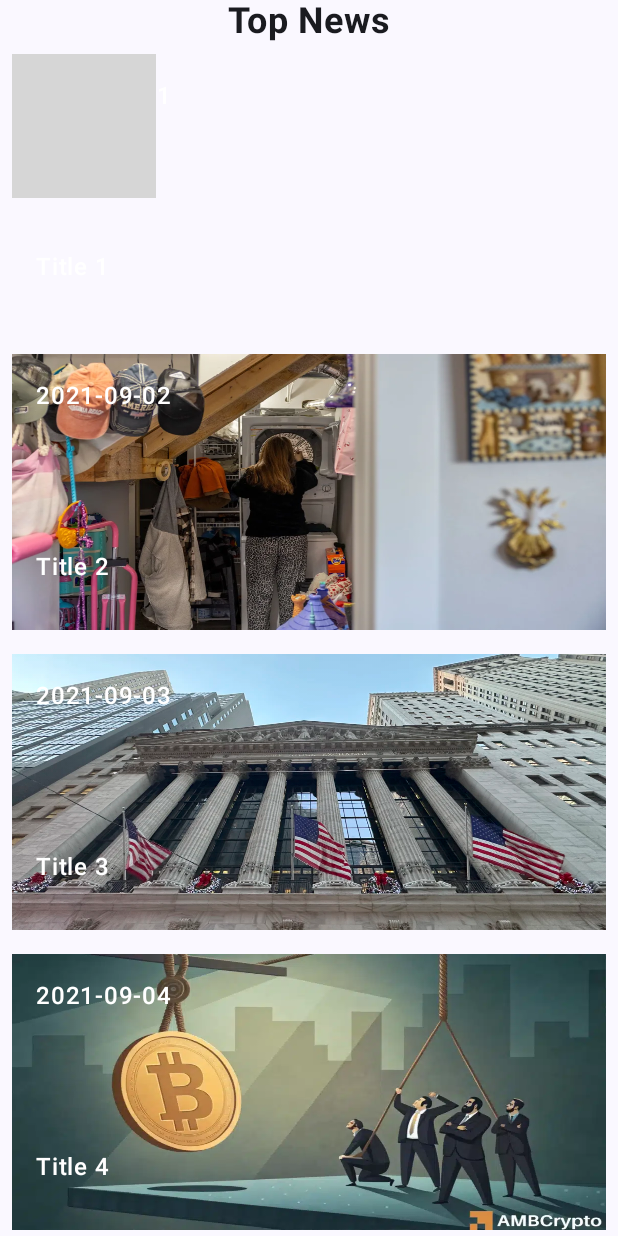
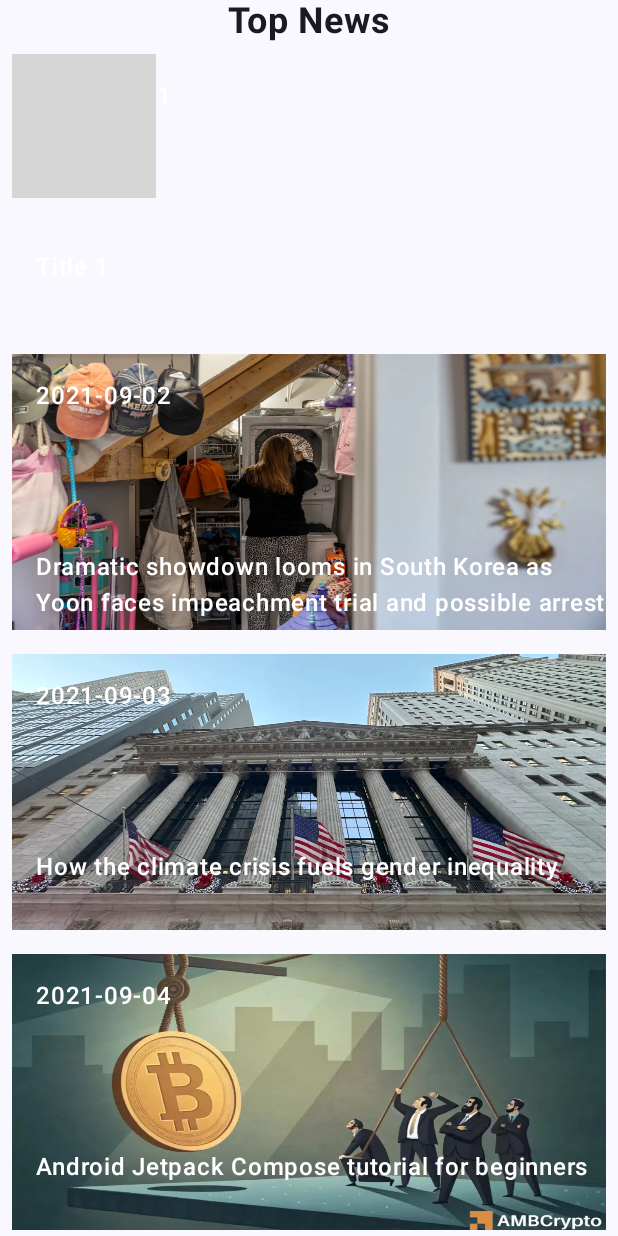
Before and after one commit to ansgrb/dummynews, an Android app built with Jetpack Compose: the screen it shows after launch (MainActivity), on a phone screen of 412 x 824 dp. Run offline under Robolectric (Android 15) with nearby library versions, the phone set to English and light mode, and no system bars; grey boxes are pictures that could not be loaded.

Commit message:
:construction:  Implement navigation to DetailsScreen with news data
This commit introduces the ability to navigate from TopNewsScreen to DetailsScreen, passing the selected news data.

The following changes were made:

-   Updated `TopNewsItem` to be clickable and navigate to `DetailsScreen` with the news item's ID.
-   Modified the `NavHost` to include a dynamic route `DetailsScreen/{newsId}`.
-   Added a `navArgument` for the `newsId` in the `DetailsScreen` route.
-   Implemented `getNewsById` function in `MockData` to retrieve news data based on the ID.
-   Updated `DetailsScreen` to receive `newsData` and display news data.
- Updated mock data title, author and description.

```diff
--- a/app/src/main/java/dev/ansgrb/dummynews/MockData.kt
+++ b/app/src/main/java/dev/ansgrb/dummynews/MockData.kt
@@ -14,24 +14,24 @@ object MockData {
         NewsData(
             id = 2,
             image = R.drawable.ass_01,
-            author = "Jane Doe",
-            title = "Title 2",
+            author = "Helen Regan",
+            title = "Dramatic showdown looms in South Korea as Yoon faces impeachment trial and possible arrest",
             description = "Description 2",
             publishedAt = "2021-09-02"
         ),
         NewsData(
             id = 3,
             image = R.drawable.ass_02,
-            author = "John Doe",
-            title = "Title 3",
+            author = "Sam Smith",
+            title = "How the climate crisis fuels gender inequality",
             description = "Description 3",
             publishedAt = "2021-09-03"
         ),
         NewsData(
             id = 4,
             image = R.drawable.ass_03,
-            author = "Jane Doe",
-            title = "Title 4",
+            author = "Andrei Doe",
+            title = "Android Jetpack Compose tutorial for beginners",
             description = "Description 4",
             publishedAt = "2021-09-04"
         ),
@@ -80,4 +80,7 @@ object MockData {
             publishedAt = "2021-09-10"
         ),
     )
+    fun getNewsById(id: Int?): NewsData{
+        return topNewsList.first { it.id == id }
+    }
 }
--- a/app/src/main/java/dev/ansgrb/dummynews/components/TopNewsItem.kt
+++ b/app/src/main/java/dev/ansgrb/dummynews/components/TopNewsItem.kt
@@ -1,6 +1,7 @@
 package dev.ansgrb.dummynews.components
 
 import androidx.compose.foundation.Image
+import androidx.compose.foundation.clickable
 import androidx.compose.foundation.layout.Arrangement
 import androidx.compose.foundation.layout.Box
 import androidx.compose.foundation.layout.Column
@@ -21,11 +22,14 @@ import dev.ansgrb.dummynews.model.NewsData
 
 
 @Composable
-fun TopNewsItem(newsData: NewsData){
+fun TopNewsItem(newsData: NewsData, onNewsClicked: ()-> Unit = {}){
     Box(
         modifier = Modifier
             .height(200.dp)
             .padding(8.dp)
+            .clickable {
+                onNewsClicked()
+            }
     ){
         Image(
             painter = painterResource(id = newsData.image),
--- a/app/src/main/java/dev/ansgrb/dummynews/ui/NewsApp.kt
+++ b/app/src/main/java/dev/ansgrb/dummynews/ui/NewsApp.kt
@@ -2,9 +2,12 @@ package dev.ansgrb.dummynews.ui
 
 import androidx.compose.foundation.layout.PaddingValues
 import androidx.compose.runtime.Composable
+import androidx.navigation.NavType
 import androidx.navigation.compose.NavHost
 import androidx.navigation.compose.composable
 import androidx.navigation.compose.rememberNavController
+import androidx.navigation.navArgument
+import dev.ansgrb.dummynews.MockData
 import dev.ansgrb.dummynews.ui.screens.DetailsScreen
 import dev.ansgrb.dummynews.ui.screens.TopNewsScreen
 
@@ -20,8 +23,13 @@ fun Navigation() {
         composable("TopNewsScreen") {
             TopNewsScreen(navController = navController)
         }
-        composable("DetailsScreen") {
-            DetailsScreen(navController = navController)
+        composable("DetailsScreen/{newsId}",
+            arguments = listOf(navArgument("newsId") {type = NavType.IntType})
+        ) {
+            navBackStackEntry ->
+            val newsId = navBackStackEntry.arguments?.getInt("newsId")
+            val newsData = MockData.getNewsById(newsId)
+            DetailsScreen(navController = navController, newsData = newsData)
         }
 
     }
--- a/app/src/main/java/dev/ansgrb/dummynews/ui/screens/TopNewsScreen.kt
+++ b/app/src/main/java/dev/ansgrb/dummynews/ui/screens/TopNewsScreen.kt
@@ -32,7 +32,9 @@ fun TopNewsScreen(navController: NavController){
         LazyColumn(){
             items(MockData.topNewsList){
                 newsData ->
-                TopNewsItem(newsData = newsData)
+                TopNewsItem(newsData = newsData, onNewsClicked = {
+                    navController.navigate("DetailsScreen/${newsData.id}")
+                })
             }
         }
     }
```
Also changed, not shown: app/src/main/java/dev/ansgrb/dummynews/ui/screens/DetailsScreen.kt (+10 -3 lines).
